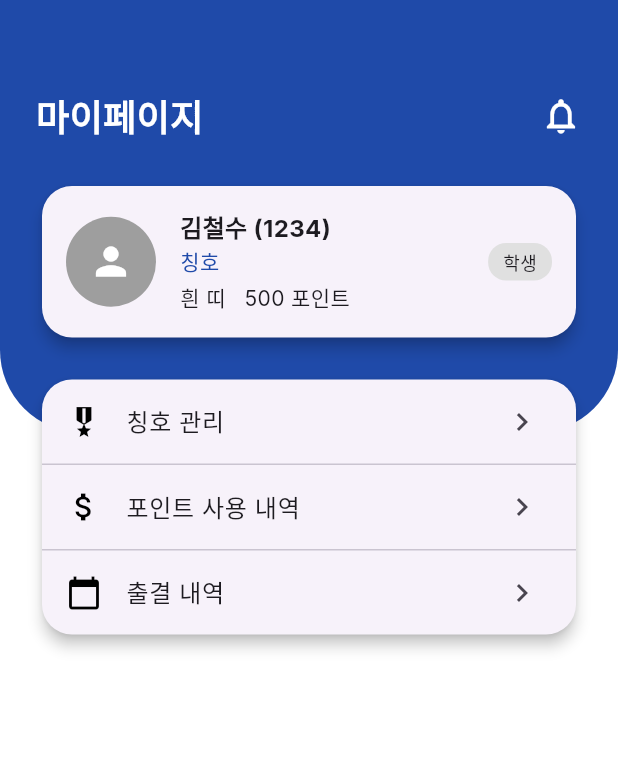
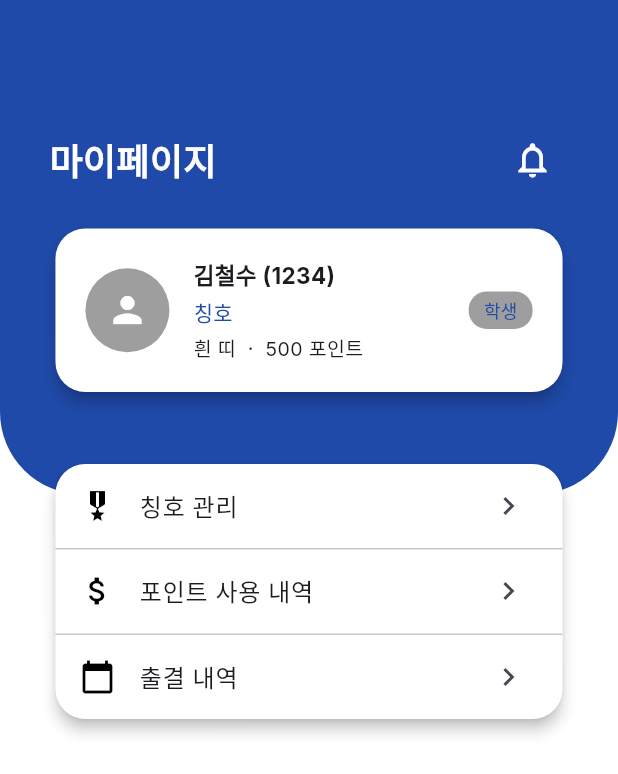
Before and after one commit to Taekwondo1906/taekwon, a Flutter app: the MyPage screen opened directly, after a tap on "칭호 관리", on a phone screen of 412 x 824 dp. Shown: the top 774 px of the screen. Run offline on Flutter 3.47's test engine with Material 3 defaults, Android fonts, the phone set to English and light mode, and no system bars; our stand-ins replace device_preview, google_fonts.

```diff
--- a/lib/main.dart
+++ b/lib/main.dart
@@ -9,7 +9,7 @@ import 'package:google_fonts/google_fonts.dart';
 import 'package:taekwon/home/home_navigator.dart';
 import 'package:taekwon/login/login_screen.dart';
 import 'package:taekwon/navigation/navigation_bar.dart'; // navigation_bar
-import 'package:taekwon/mypage/mypage_screen.dart'; // mypage
+import 'package:taekwon/mypage/mypage_navigator.dart'; // mypage navigation bar
 
 void main() {
   // 사용자의 핸드폰 시스템 UI(상단바, 하단바)가 보이도록 설정
@@ -55,7 +55,7 @@ class _MainScaffoldState extends State<MainScaffold> {
     const LoginPage(), //  포인트샵 화면...인데 확인차 로그인페이지를 넣어뒀어요!! 나중에 수정예정
     const Placeholder(), //  일정 화면
     const HomeNavigator(), //  홈 화면
-    const MyPage(), //  마이페이지 화면
+    const MyPageNavigator(), //  마이페이지 화면
   ];
 
   void _onTap(int index) {
--- /dev/null
+++ b/lib/mypage/mypage_navigator.dart
@@ -0,0 +1,57 @@
+import 'package:flutter/material.dart';
+import 'package:taekwon/mypage/mypage_screen.dart';
+import 'package:taekwon/mypage/point_history_screen.dart';
+import 'package:taekwon/mypage/title_manage_screen.dart';
+import 'package:taekwon/mypage/attendance_screen.dart'; // 출결 내역
+import 'package:taekwon/navigation/navigation_bar.dart'; // ✅ 네비게이션 바 추가
+
+final GlobalKey<NavigatorState> myPageNavigatorKey =
+    GlobalKey<NavigatorState>();
+
+class MyPageNavigator extends StatelessWidget {
+  const MyPageNavigator({super.key});
+
+  @override
+  Widget build(BuildContext context) {
+    return Scaffold(
+      body: Navigator(
+        key: myPageNavigatorKey,
+        initialRoute: '/',
+        onGenerateRoute: (settings) {
+          Widget page;
+          switch (settings.name) {
+            case '/':
+              page = const MyPage();
+              break;
+            case '/point-history':
+              page = const PointHistoryScreen();
+              break;
+            case '/title-manage':
+              page = const TitleManageScreen();
+              break;
+            case '/attendance':
+              page = const AttendanceHistoryScreen(); //만들어야 함
+              break;
+            default:
+              throw Exception('Unknown route: ${settings.name}');
+          }
+          return MaterialPageRoute(builder: (_) => page, settings: settings);
+        },
+      ),
+      bottomNavigationBar: CustomNavigationBar(
+        currentIndex: 3, // ✅ "마이페이지" 탭 강조
+        onTap: (index) {
+          if (index == 0) {
+            // 포인트샵 화면으로 이동
+          } else if (index == 1) {
+            // 공지사항 화면으로 이동
+          } else if (index == 2) {
+            // 홈 화면으로 이동
+          } else if (index == 3) {
+            // 마이페이지 → 이미 MyPageNavigator니까 아무 동작 필요 없음
+          }
+        },
+      ),
+    );
+  }
+}
--- a/lib/mypage/mypage_screen.dart
+++ b/lib/mypage/mypage_screen.dart
@@ -1,8 +1,8 @@
-//마이페이지 화면
-
 import 'package:flutter/material.dart';
 // 색상 팔레트
 import 'package:taekwon/decoration/color_palette.dart';
+import 'package:taekwon/mypage/mypage_navigator.dart'; // <-- 네비게이터 키 사용
+import 'package:taekwon/notification/notification_screen.dart'; // 알림 화면
 
 class MyPage extends StatelessWidget {
   const MyPage({super.key});
@@ -10,13 +10,14 @@ class MyPage extends StatelessWidget {
   @override
   Widget build(BuildContext context) {
     final screenHeight = MediaQuery.of(context).size.height;
+    final screenWidth = MediaQuery.of(context).size.width;
 
     return Scaffold(
       body: Stack(
         children: [
           Container(color: Colors.white),
           Container(
-            height: screenHeight * 0.35,
+            height: screenHeight * 0.4,
             decoration: const BoxDecoration(
               color: mainColor,
               borderRadius: BorderRadius.only(
@@ -25,48 +26,71 @@ class MyPage extends StatelessWidget {
               ),
             ),
           ),
+          // 상단 제목 + 알림 버튼
           Positioned(
-            top: 60,
-            left: 24,
-            right: 24,
+            top: screenHeight * 0.1,
+            left: screenWidth * 0.08, // 홈과 동일
+            right: screenWidth * 0.08,
+            child: Material(
+              color: Colors.transparent,
               child: Row(
                 mainAxisAlignment: MainAxisAlignment.spaceBetween,
-              children: const [
-                Text(
+                children: [
+                  const Text(
                     '마이페이지',
                     style: TextStyle(
                       color: Colors.white,
                       fontSize: 24,
                       fontFamily: 'inter',
                       fontWeight: FontWeight.w600,
+                      height: 0.92,
                     ),
                   ),
-                Icon(Icons.notifications_none, color: Colors.white, size: 28),
+                  IconButton(
+                    icon: const Icon(
+                      Icons.notifications_outlined,
+                      color: Colors.white,
+                      size: 28,
+                    ),
+                    onPressed: () {
+                      Navigator.push(
+                        context,
+                        MaterialPageRoute(
+                          builder: (context) => const NotificationScreen(),
+                        ),
+                      );
+                    },
+                    splashRadius: 24,
+                  ),
                 ],
               ),
             ),
+          ),
+          // 콘텐츠 영역
           Positioned.fill(
-            top: 120,
+            top: screenHeight * 0.18, // 홈과 동일 비율
+            left: screenWidth * 0.08, // 홈과 동일
+            right: screenWidth * 0.08,
+            child: SingleChildScrollView(
               child: Column(
                 children: [
                   // 프로필 카드
-                Padding(
-                  padding: const EdgeInsets.symmetric(horizontal: 24),
-                  child: Card(
+                  Card(
+                    color: Colors.white,
                     shape: RoundedRectangleBorder(
                       borderRadius: BorderRadius.circular(20),
                     ),
                     elevation: 4,
                     child: Padding(
-                      padding: const EdgeInsets.all(16.0),
+                      padding: const EdgeInsets.all(20.0),
                       child: Row(
                         children: [
                           const CircleAvatar(
-                            radius: 30,
+                            radius: 28,
                             backgroundColor: Colors.grey,
                             child: Icon(
                               Icons.person,
-                              size: 30,
+                              size: 28,
                               color: Colors.white,
                             ),
                           ),
@@ -78,13 +102,23 @@ class MyPage extends StatelessWidget {
                                 Text(
                                   '김철수 (1234)',
                                   style: TextStyle(
-                                    fontSize: 16,
+                                    fontSize: 15,
                                     fontWeight: FontWeight.bold,
                                   ),
                                 ),
-                                Text('칭호', style: TextStyle(color: mainColor)),
                                 SizedBox(height: 4),
-                                Text('흰 띠   500 포인트'),
+                                Text(
+                                  '칭호',
+                                  style: TextStyle(
+                                    color: mainColor,
+                                    fontSize: 14,
+                                  ),
+                                ),
+                                SizedBox(height: 4),
+                                Text(
+                                  '흰 띠  ·  500 포인트',
+                                  style: TextStyle(fontSize: 13),
+                                ),
                               ],
                             ),
                           ),
@@ -94,24 +128,22 @@ class MyPage extends StatelessWidget {
                               vertical: 4,
                             ),
                             decoration: BoxDecoration(
-                              color: Colors.grey.shade300,
+                              color: Colors.grey,
                               borderRadius: BorderRadius.circular(12),
                             ),
                             child: const Text(
                               '학생',
-                              style: TextStyle(fontSize: 12),
+                              style: TextStyle(color: mainColor, fontSize: 12),
                             ),
                           ),
                         ],
                       ),
                     ),
                   ),
-                ),
-                const SizedBox(height: 20),
+                  const SizedBox(height: 40),
                   // 기능 카드
-                Padding(
-                  padding: const EdgeInsets.symmetric(horizontal: 24),
-                  child: Card(
+                  Card(
+                    color: Colors.white,
                     shape: RoundedRectangleBorder(
                       borderRadius: BorderRadius.circular(20),
                     ),
@@ -126,8 +158,9 @@ class MyPage extends StatelessWidget {
                       ],
                     ),
                   ),
+                  const SizedBox(height: 40), // 마지막 카드 아래 여백
+                ],
               ),
-              ],
             ),
           ),
         ],
@@ -135,13 +168,20 @@ class MyPage extends StatelessWidget {
     );
   }
 
+  /// 메뉴 아이템 위젯
   Widget _buildMenuItem(IconData icon, String title) {
     return ListTile(
       leading: Icon(icon, color: Colors.black),
       title: Text(title, style: const TextStyle(fontWeight: FontWeight.w500)),
       trailing: const Icon(Icons.chevron_right),
       onTap: () {
-        // 추후 네비게이션 구현
+        if (title == '칭호 관리') {
+          myPageNavigatorKey.currentState?.pushNamed('/title-manage');
+        } else if (title == '포인트 사용 내역') {
+          myPageNavigatorKey.currentState?.pushNamed('/point-history');
+        } else {
+          // TODO: 출결 내역 페이지 연결
+        }
       },
     );
   }
--- /dev/null
+++ b/lib/mypage/title_manage_screen.dart
@@ -0,0 +1,210 @@
+import 'package:flutter/material.dart';
+import 'package:taekwon/decoration/color_palette.dart';
+import 'package:taekwon/notification/notification_screen.dart';
+import 'package:taekwon/mypage/mypage_navigator.dart';
+
+class TitleManageScreen extends StatelessWidget {
+  const TitleManageScreen({super.key});
+
+  @override
+  Widget build(BuildContext context) {
+    final screenHeight = MediaQuery.of(context).size.height;
+    final screenWidth = MediaQuery.of(context).size.width;
+
+    return Scaffold(
+      body: Stack(
+        children: [
+          Container(color: Colors.white),
+          Container(
+            height: screenHeight * 0.4,
+            decoration: const BoxDecoration(
+              color: mainColor,
+              borderRadius: BorderRadius.only(
+                bottomLeft: Radius.circular(55),
+                bottomRight: Radius.circular(55),
+              ),
+            ),
+          ),
+          // ✅ 홈 화면 스타일과 동일한 헤더
+          Positioned(
+            top: screenHeight * 0.1,
+            left: screenWidth * 0.07,
+            right: screenWidth * 0.07,
+            child: Material(
+              color: Colors.transparent,
+              child: Row(
+                mainAxisAlignment: MainAxisAlignment.spaceBetween,
+                children: [
+                  const Text(
+                    '칭호 관리',
+                    style: TextStyle(
+                      color: Colors.white,
+                      fontSize: 24,
+                      fontFamily: 'inter',
+                      fontWeight: FontWeight.w600,
+                      height: 0.92,
+                    ),
+                  ),
+                  IconButton(
+                    icon: const Icon(
+                      Icons.notifications_outlined,
+                      color: Colors.white,
+                      size: 28,
+                    ),
+                    onPressed: () {
+                      Navigator.push(
+                        context,
+                        MaterialPageRoute(
+                          builder: (context) => const NotificationScreen(),
+                        ),
+                      );
+                    },
+                    splashRadius: 24,
+                  ),
+                ],
+              ),
+            ),
+          ),
+          // ✅ 콘텐츠 위치 조정 (홈과 동일)
+          Positioned.fill(
+            top: screenHeight * 0.18,
+            left: screenWidth * 0.08,
+            right: screenWidth * 0.08,
+            child: SingleChildScrollView(
+              child: Column(
+                children: [
+                  // 현재 대표 칭호 카드
+                  Card(
+                    color: Colors.white,
+                    shape: RoundedRectangleBorder(
+                      borderRadius: BorderRadius.circular(20),
+                    ),
+                    elevation: 4,
+                    child: Padding(
+                      padding: const EdgeInsets.symmetric(
+                        horizontal: 20,
+                        vertical: 20,
+                      ),
+                      child: Row(
+                        mainAxisAlignment: MainAxisAlignment.spaceBetween,
+                        children: [
+                          const Column(
+                            crossAxisAlignment: CrossAxisAlignment.start,
+                            children: [
+                              Text(
+                                '현재 대표 칭호',
+                                style: TextStyle(
+                                  fontSize: 14,
+                                  fontWeight: FontWeight.bold,
+                                  color: labelColor,
+                                ),
+                              ),
+                              SizedBox(height: 4),
+                              Text(
+                                '태권도 새싹',
+                                style: TextStyle(
+                                  fontSize: 16,
+                                  fontWeight: FontWeight.w600,
+                                  color: mainColor,
+                                ),
+                              ),
+                            ],
+                          ),
+                          TextButton(
+                            onPressed: () {},
+                            style: TextButton.styleFrom(
+                              backgroundColor: Colors.white,
+                              side: const BorderSide(color: mainColor),
+                              shape: RoundedRectangleBorder(
+                                borderRadius: BorderRadius.circular(12),
+                              ),
+                              padding: const EdgeInsets.symmetric(
+                                horizontal: 16,
+                                vertical: 8,
+                              ),
+                            ),
+                            child: const Text(
+                              '변경',
+                              style: TextStyle(
+                                color: mainColor,
+                                fontWeight: FontWeight.bold,
+                                fontSize: 13,
+                              ),
+                            ),
+                          ),
+                        ],
+                      ),
+                    ),
+                  ),
+                  const SizedBox(height: 28),
+                  // 내 칭호 카드
+                  SizedBox(
+                    width: double.infinity,
+                    child: Card(
+                      color: Colors.white,
+                      shape: RoundedRectangleBorder(
+                        borderRadius: BorderRadius.circular(20),
+                      ),
+                      elevation: 4,
+                      child: Padding(
+                        padding: const EdgeInsets.all(20),
+                        child: Column(
+                          crossAxisAlignment: CrossAxisAlignment.start,
+                          children: const [
+                            Text(
+                              '내 칭호',
+                              style: TextStyle(
+                                fontSize: 14,
+                                fontWeight: FontWeight.bold,
+                                color: labelColor,
+                              ),
+                            ),
+                            SizedBox(height: 12),
+                            Text('발차기 입문자', style: TextStyle(fontSize: 15)),
+                            SizedBox(height: 8),
+                            Text('발차기 수련자', style: TextStyle(fontSize: 15)),
+                            SizedBox(height: 8),
+                            Text('성실왕', style: TextStyle(fontSize: 15)),
+                          ],
+                        ),
+                      ),
+                    ),
+                  ),
+                  const SizedBox(height: 40),
+                ],
+              ),
+            ),
+          ),
+        ],
+      ),
+      // ✅ 하단 네비게이션 바 추가
+      //bottomNavigationBar: BottomNavigationBar(
+      //  currentIndex: 3, // '마이페이지' 탭이 선택되어 있다고 가정
+      //  selectedItemColor: tabColor,
+      //  unselectedItemColor: detailColor,
+      //  showSelectedLabels: false,
+      //  showUnselectedLabels: false,
+      //  type: BottomNavigationBarType.fixed,
+      //  onTap: (index) {
+      //    // 여기에 탭 이동 처리 로직 추가
+      //    // 예: Navigator.push(context, MaterialPageRoute(builder: (_) => SomeScreen()));
+      //  },
+      //  items: const [
+      //    BottomNavigationBarItem(
+      //      icon: Icon(Icons.shopping_cart_outlined),
+      //      label: '포인트 샵',
+      //    ),
+      //    BottomNavigationBarItem(
+      //      icon: Icon(Icons.calendar_today_rounded),
+      //      label: '공지사항',
+      //    ),
+      //    BottomNavigationBarItem(icon: Icon(Icons.home_outlined), label: '홈'),
+      //    BottomNavigationBarItem(
+      //      icon: Icon(Icons.person_outline),
+      //      label: '마이페이지',
+      //    ),
+      //  ],
+      //),
+    );
+  }
+}
```
Also changed, not shown: lib/mypage/attendance_screen.dart (added, +32 -0 lines), lib/mypage/point_history_screen.dart (added, +205 -0 lines). Lines whose indentation alone changed are shown as unchanged.
